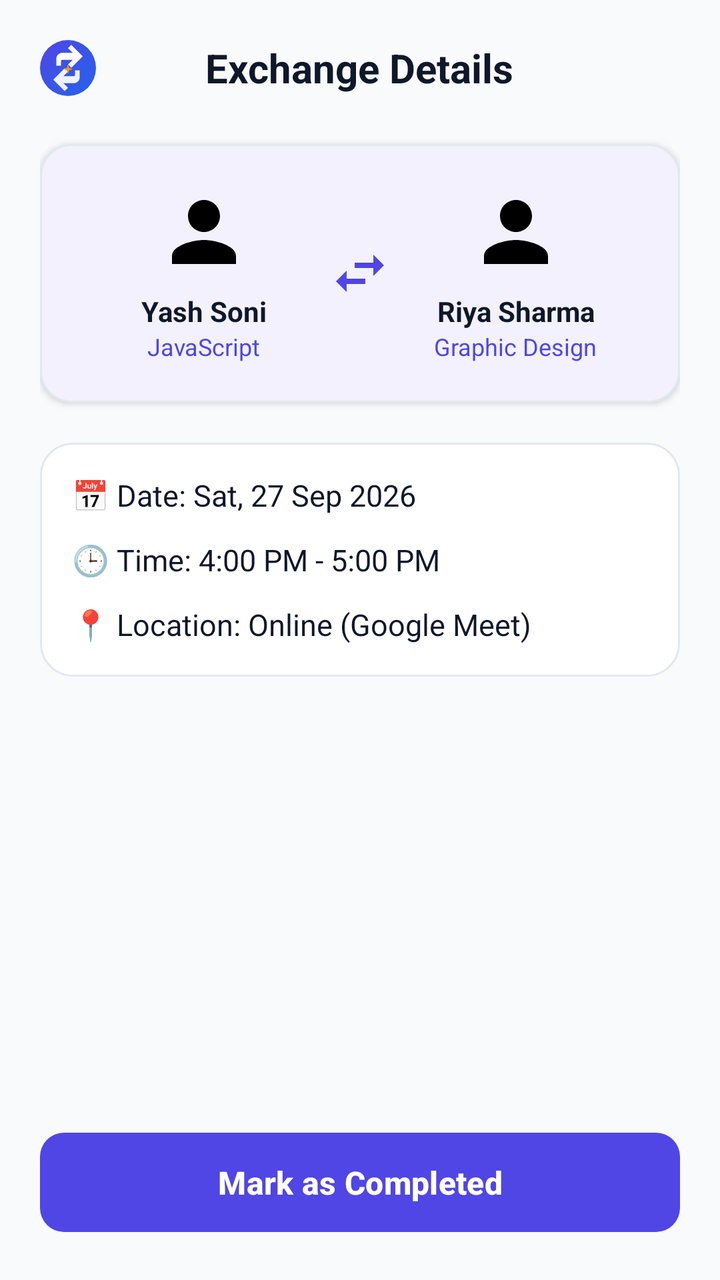
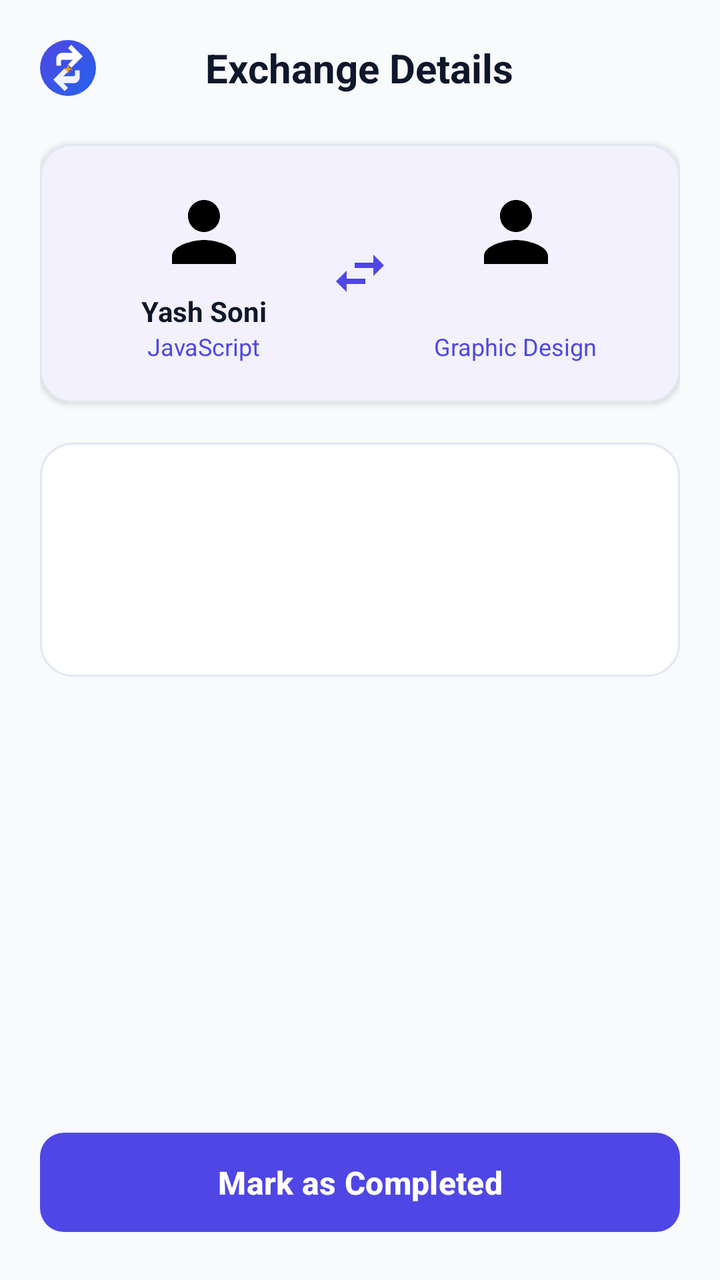

An Android layout rendered at two revisions. The XML below is the earlier revision; the diff shows what the commit changed to produce the second picture.
<!-- AndroidManifest.xml: application theme Theme.SkillBarter -->
<!-- res/layout/activity_exchange_details.xml -->
<?xml version="1.0" encoding="utf-8"?>
<LinearLayout xmlns:android="http://schemas.android.com/apk/res/android"
    xmlns:app="http://schemas.android.com/apk/res-auto"
    android:layout_width="match_parent"
    android:layout_height="match_parent"
    android:background="@color/bg_light"
    android:orientation="vertical"
    android:padding="20dp">

    
    <RelativeLayout
        android:layout_width="match_parent"
        android:layout_height="wrap_content">

        <ImageView
            android:id="@+id/ivBack"
            android:layout_width="28dp"
            android:layout_height="28dp"
            android:layout_alignParentStart="true"
            android:layout_centerVertical="true"
            android:src="@drawable/ic_logo" />

        <TextView
            android:layout_width="wrap_content"
            android:layout_height="wrap_content"
            android:layout_centerInParent="true"
            android:text="Exchange Details"
            android:textColor="@color/text_primary"
            android:textSize="20sp"
            android:textStyle="bold" />

    </RelativeLayout>

    
    <com.google.android.material.card.MaterialCardView
        android:layout_width="match_parent"
        android:layout_height="wrap_content"
        android:layout_marginTop="24dp"
        app:cardBackgroundColor="@color/surface_white"
        app:cardCornerRadius="16dp"
        app:cardElevation="2dp"
        app:strokeColor="@color/divider_color"
        app:strokeWidth="1dp">

        <LinearLayout
            android:layout_width="match_parent"
            android:layout_height="wrap_content"
            android:gravity="center"
            android:orientation="horizontal"
            android:padding="20dp">

            <LinearLayout
                android:layout_width="0dp"
                android:layout_height="wrap_content"
                android:layout_weight="1"
                android:gravity="center"
                android:orientation="vertical">

                <ImageView
                    android:layout_width="48dp"
                    android:layout_height="48dp"
                    android:src="@drawable/ic_profile" />

                <TextView
                    android:id="@+id/tvUser1Name"
                    android:layout_width="wrap_content"
                    android:layout_height="wrap_content"
                    android:layout_marginTop="6dp"
                    android:text="Yash Soni"
                    android:textColor="@color/text_primary"
                    android:textStyle="bold" />

                <TextView
                    android:layout_width="wrap_content"
                    android:layout_height="wrap_content"
                    android:text="JavaScript"
                    android:textColor="@color/primary"
                    android:textSize="12sp" />

            </LinearLayout>

            <ImageView
                android:layout_width="32dp"
                android:layout_height="32dp"
                android:src="@drawable/ic_swap" />

            <LinearLayout
                android:layout_width="0dp"
                android:layout_height="wrap_content"
                android:layout_weight="1"
                android:gravity="center"
                android:orientation="vertical">

                <ImageView
                    android:layout_width="48dp"
                    android:layout_height="48dp"
                    android:src="@drawable/ic_profile" />

                <TextView
                    android:id="@+id/tvUser2Name"
                    android:layout_width="wrap_content"
                    android:layout_height="wrap_content"
                    android:layout_marginTop="6dp"
                    android:text="Riya Sharma"
                    android:textColor="@color/text_primary"
                    android:textStyle="bold" />

                <TextView
                    android:layout_width="wrap_content"
                    android:layout_height="wrap_content"
                    android:text="Graphic Design"
                    android:textColor="@color/primary"
                    android:textSize="12sp" />

            </LinearLayout>

        </LinearLayout>

    </com.google.android.material.card.MaterialCardView>

    
    <LinearLayout
        android:layout_width="match_parent"
        android:layout_height="wrap_content"
        android:layout_marginTop="20dp"
        android:background="@drawable/bg_rounded_card"
        android:orientation="vertical"
        android:padding="16dp">

        <TextView
            android:id="@+id/tvDate"
            android:layout_width="wrap_content"
            android:layout_height="wrap_content"
            android:text="📅 Date: Sat, 27 Sep 2026"
            android:textColor="@color/text_primary"
            android:textSize="15sp" />

        <TextView
            android:id="@+id/tvTime"
            android:layout_width="wrap_content"
            android:layout_height="wrap_content"
            android:layout_marginTop="12dp"
            android:text="🕒 Time: 4:00 PM - 5:00 PM"
            android:textColor="@color/text_primary"
            android:textSize="15sp" />

        <TextView
            android:id="@+id/tvLocation"
            android:layout_width="wrap_content"
            android:layout_height="wrap_content"
            android:layout_marginTop="12dp"
            android:text="📍 Location: Online (Google Meet)"
            android:textColor="@color/text_primary"
            android:textSize="15sp" />

    </LinearLayout>

    <View
        android:layout_width="match_parent"
        android:layout_height="0dp"
        android:layout_weight="1" />

    <Button
        android:id="@+id/btnMarkCompleted"
        style="@style/Widget.SkillBarter.Button"
        android:layout_width="match_parent"
        android:layout_height="wrap_content"
        android:text="Mark as Completed" />

</LinearLayout>
<!-- resources referenced by this layout -->
<resources>
  <color name="bg_light">#F8FAFC</color>
  <color name="divider_color">#E2E8F0</color>
  <color name="primary">#4F46E5</color>
  <color name="surface_white">#FFFFFF</color>
  <color name="text_primary">#0F172A</color>
  <!-- drawable bg_rounded_card (drawable) -->
  <?xml version="1.0" encoding="utf-8"?>
  <shape xmlns:android="http://schemas.android.com/apk/res/android"
      android:shape="rectangle">
      <solid android:color="@color/surface_white" />
      <corners android:radius="16dp" />
      <stroke android:width="1dp" android:color="@color/divider_color" />
  </shape>
  <!-- drawable ic_profile (drawable) -->
  <vector xmlns:android="http://schemas.android.com/apk/res/android"
      android:width="24dp"
      android:height="24dp"
      android:viewportWidth="24"
      android:viewportHeight="24">
    <path
        android:fillColor="#FF000000"
        android:pathData="M12,12c2.21,0 4,-1.79 4,-4s-1.79,-4 -4,-4 -4,1.79 -4,4 1.79,4 4,4zM12,14c-2.67,0 -8,1.34 -8,4v2h16v-2c0,-2.66 -5.33,-4 -8,-4z"/>
  </vector>
  <!-- drawable ic_swap (drawable) -->
  <vector xmlns:android="http://schemas.android.com/apk/res/android"
      android:width="24dp"
      android:height="24dp"
      android:viewportWidth="24"
      android:viewportHeight="24">
    <path
        android:fillColor="#4F46E5"
        android:pathData="M6.99,11L3,15l3.99,4v-3H14v-2H6.99v-3zM21,9l-3.99,-4v3H10v2h7.01v3L21,9z"/>
  </vector>
  <style name="Widget.SkillBarter.Button" parent="Widget.Material3.Button">
          <item name="backgroundTint">@color/primary</item>
          <item name="android:textColor">@color/white</item>
          <item name="cornerRadius">12dp</item>
          <item name="android:paddingTop">14dp</item>
          <item name="android:paddingBottom">14dp</item>
          <item name="android:textStyle">bold</item>
          <item name="android:textSize">16sp</item>
      </style>
  <style name="Theme.SkillBarter" parent="Base.Theme.SkillBarter" />
  <color name="white">#FFFFFF</color>
  <style name="Base.Theme.SkillBarter" parent="Theme.Material3.DayNight.NoActionBar">
          <item name="colorPrimary">@color/primary</item>
          <item name="colorOnPrimary">@color/white</item>
          <item name="colorPrimaryContainer">@color/primary_light</item>
          <item name="colorOnPrimaryContainer">@color/primary</item>
          <item name="android:colorBackground">@color/bg_light</item>
          <item name="colorSurface">@color/surface_white</item>
          <item name="colorOnSurface">@color/text_primary</item>
          <item name="colorOnSurfaceVariant">@color/text_secondary</item>
          <item name="android:statusBarColor">@color/bg_light</item>
          <item name="android:windowLightStatusBar">true</item>
      </style>
  <color name="primary_light">#EEF2FF</color>
  <color name="text_secondary">#64748B</color>
  <!-- unchanged entries left out for length: 1 -->
</resources>

<!-- the commit's change to res/layout/activity_exchange_details.xml (unified diff, before → after) -->
@@ -101,7 +101,7 @@
                     android:layout_width="wrap_content"
                     android:layout_height="wrap_content"
                     android:layout_marginTop="6dp"
-                    android:text="Riya Sharma"
+                    android:text=""
                     android:textColor="@color/text_primary"
                     android:textStyle="bold" />
 
@@ -131,7 +131,6 @@
             android:id="@+id/tvDate"
             android:layout_width="wrap_content"
             android:layout_height="wrap_content"
-            android:text="📅 Date: Sat, 27 Sep 2026"
             android:textColor="@color/text_primary"
             android:textSize="15sp" />
 
@@ -140,7 +139,6 @@
             android:layout_width="wrap_content"
             android:layout_height="wrap_content"
             android:layout_marginTop="12dp"
-            android:text="🕒 Time: 4:00 PM - 5:00 PM"
             android:textColor="@color/text_primary"
             android:textSize="15sp" />
 
@@ -149,7 +147,6 @@
             android:layout_width="wrap_content"
             android:layout_height="wrap_content"
             android:layout_marginTop="12dp"
-            android:text="📍 Location: Online (Google Meet)"
             android:textColor="@color/text_primary"
             android:textSize="15sp" />
 
